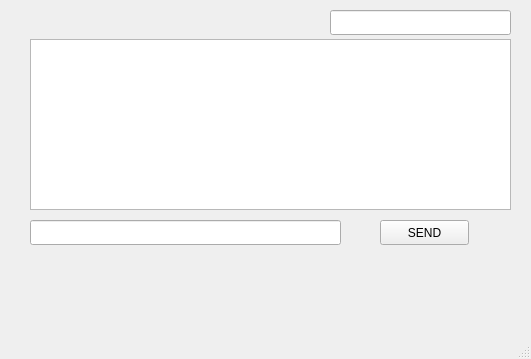
The window that udpclient1.ui (KSAlgandur/Projects) describes before a commit, drawn with Qt 5.
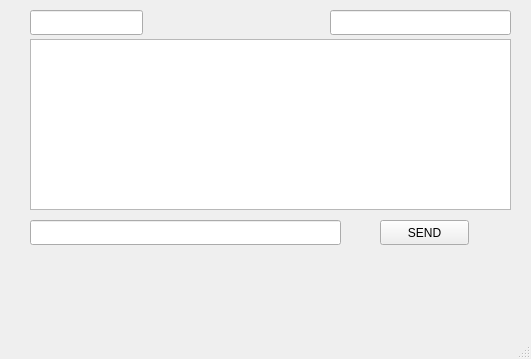
The same window after the commit.

Commit message: Добавлен Таймер в диалоговое окно

```diff
--- a/udpclient1.ui
+++ b/udpclient1.ui
@@ -57,6 +57,16 @@
      </rect>
     </property>
    </widget>
+   <widget class="QLineEdit" name="lineEdit_3">
+    <property name="geometry">
+     <rect>
+      <x>30</x>
+      <y>10</y>
+      <width>113</width>
+      <height>25</height>
+     </rect>
+    </property>
+   </widget>
   </widget>
   <widget class="QMenuBar" name="menubar">
    <property name="geometry">
```
The commit also changes 6 other files.
